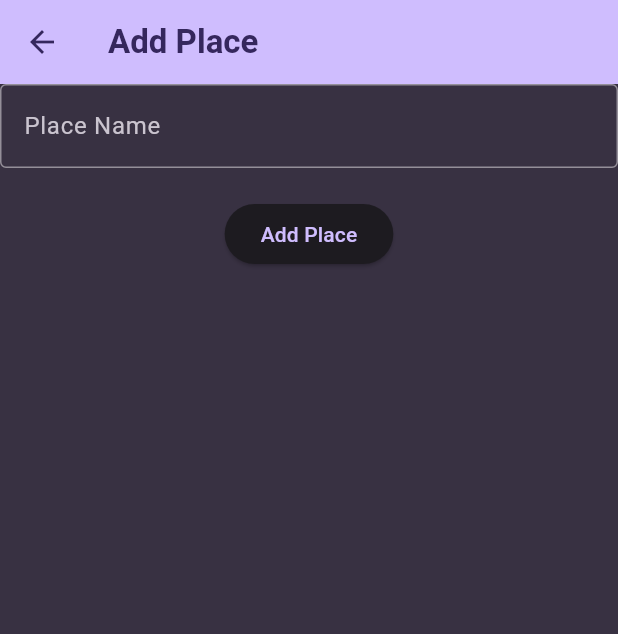
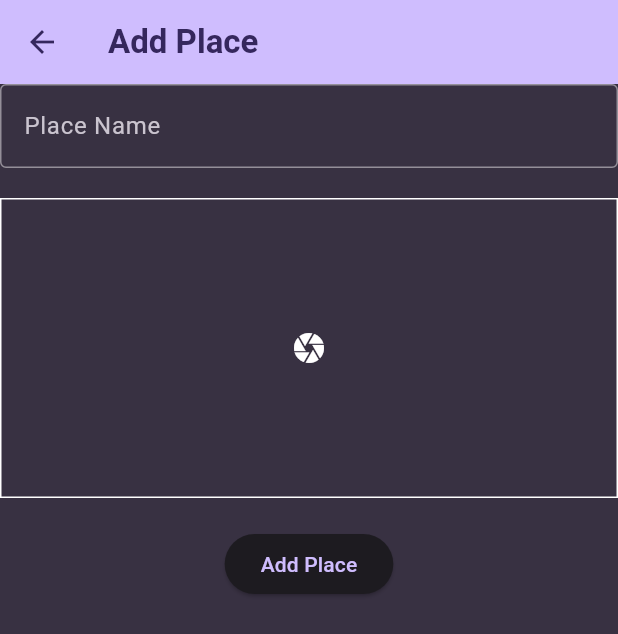
Before and after one commit to 3SyedShayan/favourite-places, a Flutter app: the AddPlace screen opened by its route, on a phone screen of 412 x 824 dp. Shown: the top 634 px of the screen. Run offline on Flutter 3.47's test engine with Material 3 defaults, Android fonts, the phone set to English and light mode, and no system bars; our stand-ins replace flutter_riverpod, google_fonts.

Commit message:
Added Image Picker

```diff
--- a/lib/screens/add_place.dart
+++ b/lib/screens/add_place.dart
@@ -1,4 +1,5 @@
 import 'package:favorite_places/riverpod/favorite_places.dart';
+import 'package:favorite_places/widgets/image_input.dart';
 import 'package:flutter/material.dart';
 import 'package:flutter_riverpod/flutter_riverpod.dart';
 
@@ -54,6 +55,8 @@ class AddPlaceState extends ConsumerState<AddPlace> {
             ),
           ),
           SizedBox(height: 20),
+          ImageInput(),
+          SizedBox(height: 20),
           ElevatedButton(
             onPressed:
              () {
--- /dev/null
+++ b/lib/widgets/image_input.dart
@@ -0,0 +1,19 @@
+import 'package:flutter/material.dart';
+
+class ImageInput extends StatefulWidget {
+  const ImageInput({super.key});
+
+  @override
+  State<ImageInput> createState() => _ImageInputState();
+}
+
+class _ImageInputState extends State<ImageInput> {
+  void _selectImage() {
+  }
+  @override
+  Widget build(BuildContext context) {
+    return Container(decoration: BoxDecoration(border: Border.all(color: Colors.white),), height: 200, child: Center(child: IconButton(onPressed: () {
+    _selectImage();
+    }, icon: Icon(Icons.camera, color: Colors.white,)),),);
+  }
+}
--- a/pubspec.yaml
+++ b/pubspec.yaml
@@ -11,6 +11,7 @@ dependencies:
     sdk: flutter
   flutter_riverpod: ^2.6.1
   google_fonts: ^6.2.1
+  image_picker: ^1.1.2
   uuid: ^4.5.1
 
 dev_dependencies:
```
Also changed, not shown: pubspec.lock.
